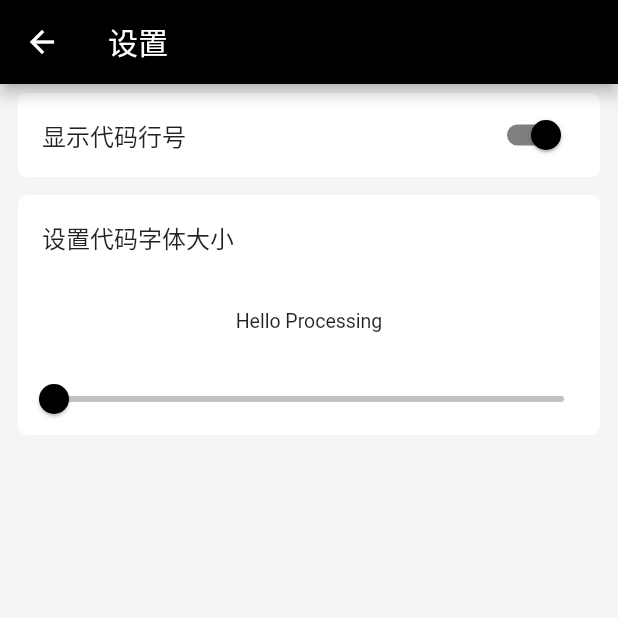
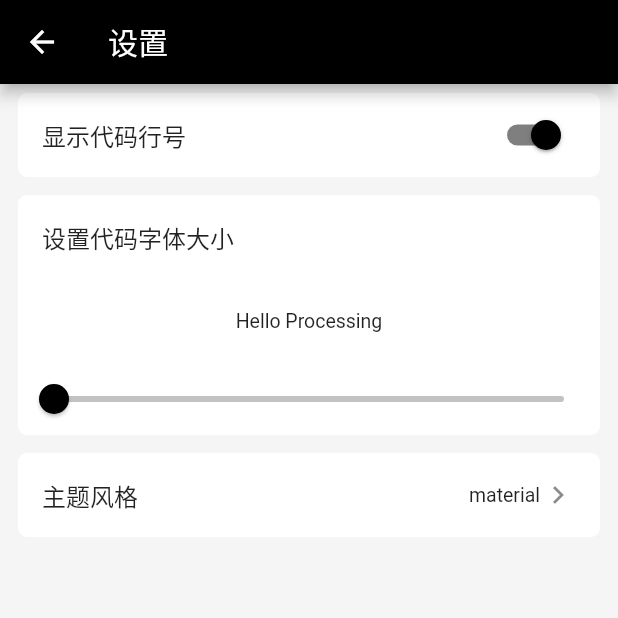
Before and after one commit to processing-love/processing_compiler, a Flutter app: the SettingPage screen opened directly, on a phone screen of 412 x 824 dp, the top half of it. Run offline on Flutter 3.47's test engine with Material 2 defaults, Android fonts, the phone set to English and light mode, and no system bars; our stand-ins replace get, hive_flutter, styled_widget, webview_flutter; accounts and stored records are empty.

Commit message:
主题逻辑

```diff
--- a/lib/editor/state.dart
+++ b/lib/editor/state.dart
@@ -1,3 +1,4 @@
+import 'package:get/get.dart';
 import 'package:get/get_rx/src/rx_types/rx_types.dart';
 import 'package:processing_compiler/db/db_adapter_helper.dart';
 import 'package:processing_compiler/db/db_codemirror_config.dart';
@@ -8,6 +9,75 @@ class EditorState {
   RxBool showCodeLineNumber = true.obs;
   RxDouble codeFontSize = 13.0.obs;
   late DbCodeMirrorConfig dbCodeMirrorConfig;
+  RxString codeTheme = 'material'.obs;
+  RxString codeThemeCSS = ''.obs;
+  RxList<String> c = RxList();
+  RxList<String> codeThemes = [
+    "material",
+    "material-darker",
+    "material-palenight",
+    "material-ocean",
+    "3024-day",
+    "3024-night",
+    "abbott",
+    "abcdef",
+    "ambiance",
+    "ayu-dark",
+    "ayu-mirage",
+    "base16-dark",
+    "base16-light",
+    "bespin",
+    "blackboard",
+    "cobalt",
+    "colorforth",
+    "darcula",
+    "dracula",
+    "duotone-dark",
+    "duotone-light",
+    "eclipse",
+    "elegant",
+    "erlang-dark",
+    "gruvbox-dark",
+    "hopscotch",
+    "icecoder",
+    "idea",
+    "isotope",
+    "juejin",
+    "lesser-dark",
+    "liquibyte",
+    "lucario",
+    "mbo",
+    "mdn-like",
+    "midnight",
+    "monokai",
+    "moxer",
+    "neat",
+    "neo",
+    "night",
+    "nord",
+    "oceanic-next",
+    "panda-syntax",
+    "paraiso-dark",
+    "paraiso-light",
+    "pastel-on-dark",
+    "railscasts",
+    "rubyblue",
+    "seti",
+    "shadowfox",
+    "solarized dark",
+    "solarized light",
+    "the-matrix",
+    "tomorrow-night-bright",
+    "tomorrow-night-eighties",
+    "ttcn",
+    "twilight",
+    "vibrant-ink",
+    "xq-dark",
+    "xq-light",
+    "yeti",
+    "yonce",
+    "zenburn",
+  ].obs;
 
   EditorState() {
     ///Initialize variables
@@ -28,9 +98,16 @@ class EditorState {
     showCodeLineNumber.value = dbCodeMirrorConfig.showCodeLineNumber!;
     codeFontSize.value = dbCodeMirrorConfig.codeFontSize!;
     final String optionRawJSCode = '''
-      editor.setOption("lineNumbers",${dbCodeMirrorConfig.showCodeLineNumber});
+      editor.setOption(
+        'lineNumbers',${dbCodeMirrorConfig.showCodeLineNumber},
+        'theme','${dbCodeMirrorConfig.codeThemeName}',
+      );
       document.getElementsByClassName("CodeMirror")[0].style.fontSize = "${dbCodeMirrorConfig.codeFontSize!.toInt()}px"
     ''';
     controller?.runJavascript(optionRawJSCode);
   }
+
+  bool isCurrentCodeTheme(String theme) {
+    return theme == codeTheme.value;
+  }
 }
--- a/lib/messages.dart
+++ b/lib/messages.dart
@@ -13,7 +13,8 @@ class Messages extends Translations {
           'create_python': '新建python项目',
           'setting': '设置',
           'show_code_line_number': '显示代码行号',
-          'setting_code_font_size': '设置代码字体大小'
+          'setting_code_font_size': '设置代码字体大小',
+          'code_theme':'主题风格'
         }
       };
 }
--- a/lib/setting/view.dart
+++ b/lib/setting/view.dart
@@ -1,7 +1,8 @@
-import 'package:flutter/cupertino.dart';
 import 'package:flutter/material.dart';
 import 'package:get/get.dart';
 import 'package:processing_compiler/editor/logic.dart';
+import 'package:processing_compiler/http/editor_provider.dart';
+import 'package:processing_compiler/tools/widget_utils.dart';
 import 'package:styled_widget/styled_widget.dart';
 
 class SettingPage extends StatelessWidget {
@@ -52,7 +53,34 @@ class SettingPage extends StatelessWidget {
                 )
               ],
             );
-          }))
+          })),
+          cardWidget(ListTile(
+            title: Text('code_theme'.tr),
+            trailing: Obx(() {
+              return Row(
+                mainAxisSize: MainAxisSize.min,
+                children: [
+                  Text(state.codeTheme.value).fontSize(13),
+                  const Icon(Icons.keyboard_arrow_right)
+                ],
+              );
+            }),
+            onTap: () {
+              wrapGetBottomSheet(ListView.builder(
+                  itemBuilder: (BuildContext context, int index) {
+                    String theme = state.codeThemes[index];
+                    return ListTile(
+                      title: Text(theme),
+                      trailing: state.isCurrentCodeTheme(theme) ? const Icon(Icons.done): null,
+                      onTap: () {
+                        Get.back();
+                        EditorProvider().getCodeThemeCSS(theme);
+                      },
+                    );
+                  },
+                  itemCount: state.codeThemes.length));
+            },
+          ))
         ],
       ).scrollable(),
     );
--- a/pubspec.yaml
+++ b/pubspec.yaml
@@ -3,7 +3,7 @@ description: A processing idea project.
 publish_to: 'none'
 version: 1.0.0+1
 environment:
-  sdk: ">=2.14.4 <3.0.0"
+  sdk: ">=2.15.0 <3.0.0"
 dependencies:
   flutter:
     sdk: flutter
```
Also changed, not shown: lib/code_editor.dart (+5 -5 lines), lib/db/db_codemirror_config.dart (+11 -1 lines), lib/editor/logic.dart (+10 -0 lines), lib/editor/view.dart (+6 -3 lines), lib/http/editor_provider.dart (added, +16 -0 lines), lib/main/state.dart (+3 -10 lines), lib/tools/widget_utils.dart (added, +17 -0 lines), lib/compiler/p5.dart (indentation only), pubspec.lock, 1 other file.
